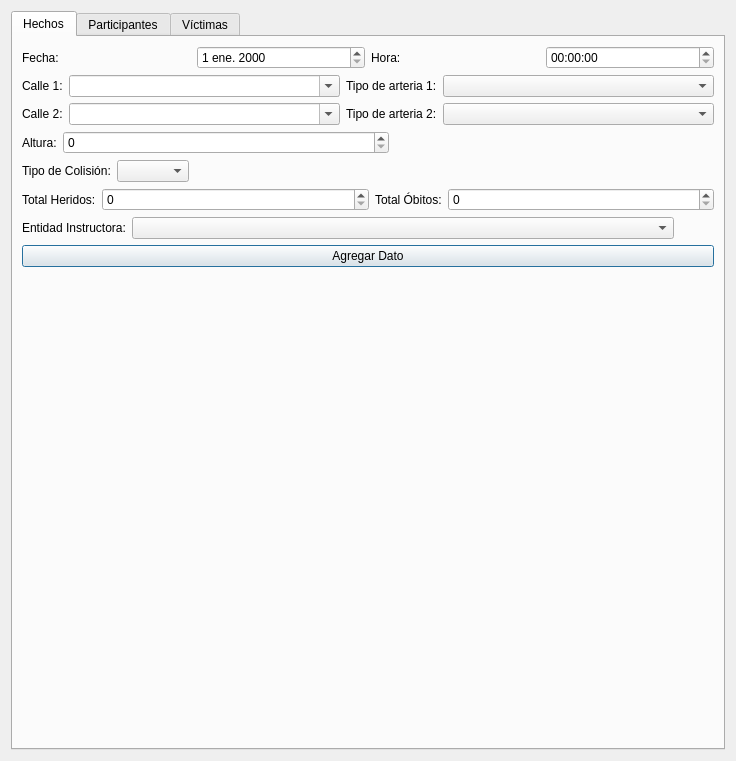
Before: the Qt Designer form designer/gui_feu.ui in IvanBodnar/feu, drawn with Qt 5.
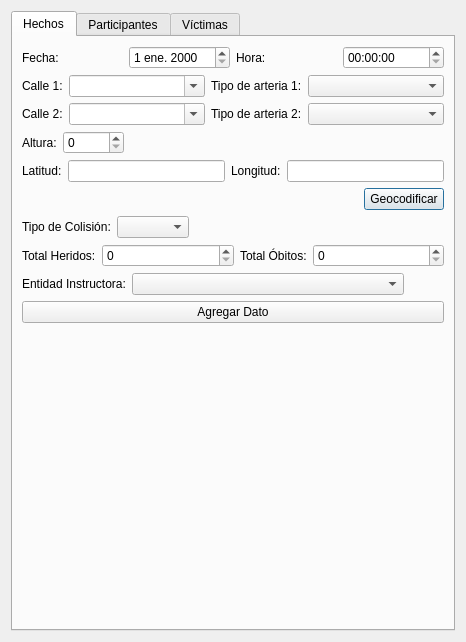
After: the same form once the commit is applied.

```diff
--- a/designer/gui_feu.ui
+++ b/designer/gui_feu.ui
@@ -6,8 +6,8 @@
    <rect>
     <x>0</x>
     <y>0</y>
-    <width>736</width>
-    <height>761</height>
+    <width>466</width>
+    <height>642</height>
    </rect>
   </property>
   <property name="windowTitle">
@@ -157,7 +157,7 @@
          <item>
           <widget class="QSpinBox" name="altura_spinBox">
            <property name="sizePolicy">
-            <sizepolicy hsizetype="Expanding" vsizetype="Fixed">
+            <sizepolicy hsizetype="Maximum" vsizetype="Fixed">
              <horstretch>0</horstretch>
              <verstretch>0</verstretch>
             </sizepolicy>
@@ -182,6 +182,65 @@
          </item>
         </layout>
        </item>
+       <item>
+        <layout class="QHBoxLayout" name="horizontalLayout_12">
+         <item>
+          <widget class="QLabel" name="label_11">
+           <property name="text">
+            <string>Latitud:</string>
+           </property>
+          </widget>
+         </item>
+         <item>
+          <widget class="QLineEdit" name="latitud_lineEdit">
+           <property name="readOnly">
+            <bool>true</bool>
+           </property>
+          </widget>
+         </item>
+         <item>
+          <widget class="QLabel" name="label_14">
+           <property name="text">
+            <string>Longitud:</string>
+           </property>
+          </widget>
+         </item>
+         <item>
+          <widget class="QLineEdit" name="longitud_lineEdit">
+           <property name="enabled">
+            <bool>true</bool>
+           </property>
+           <property name="readOnly">
+            <bool>true</bool>
+           </property>
+          </widget>
+         </item>
+        </layout>
+       </item>
+       <item>
+        <layout class="QHBoxLayout" name="horizontalLayout_13">
+         <item>
+          <spacer name="horizontalSpacer_11">
+           <property name="orientation">
+            <enum>Qt::Horizontal</enum>
+           </property>
+           <property name="sizeHint" stdset="0">
+            <size>
+             <width>40</width>
+             <height>20</height>
+            </size>
+           </property>
+          </spacer>
+         </item>
+         <item>
+          <widget class="QPushButton" name="geocodificar_pushButton">
+           <property name="text">
+            <string>Geocodificar</string>
+           </property>
+          </widget>
+         </item>
+        </layout>
+       </item>
        <item>
         <layout class="QHBoxLayout" name="horizontalLayout_4">
          <item>
```
